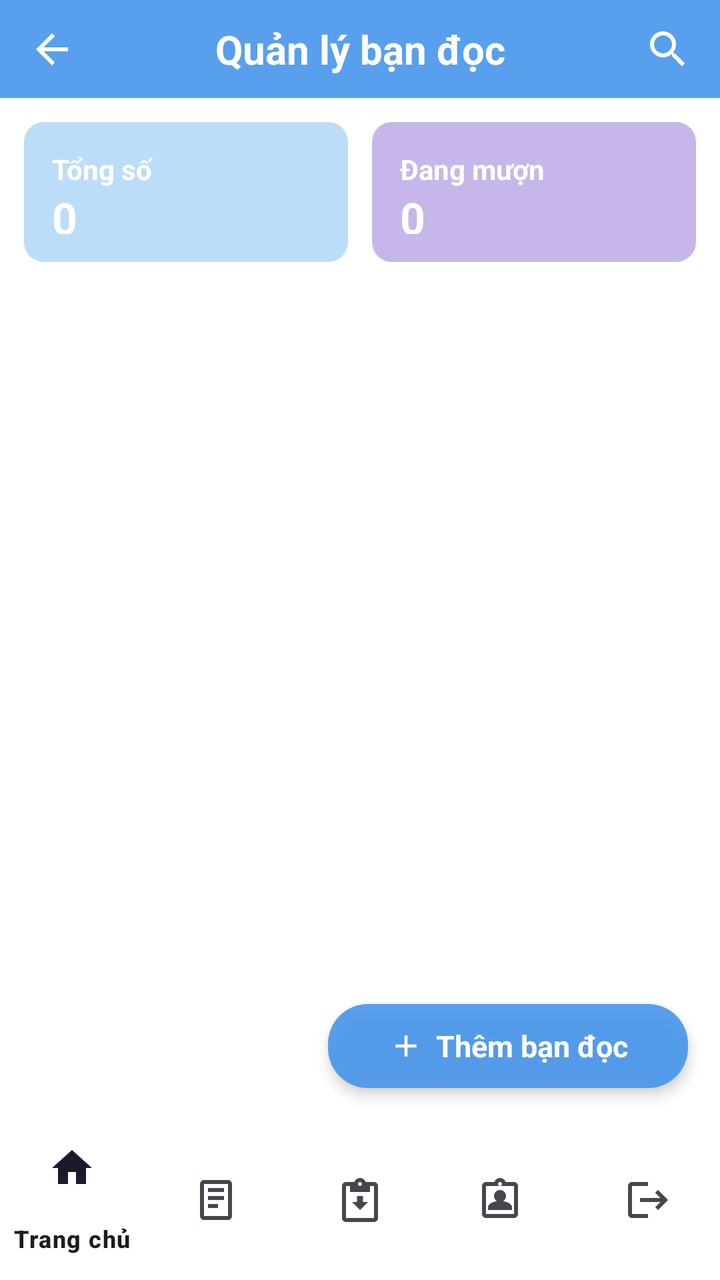
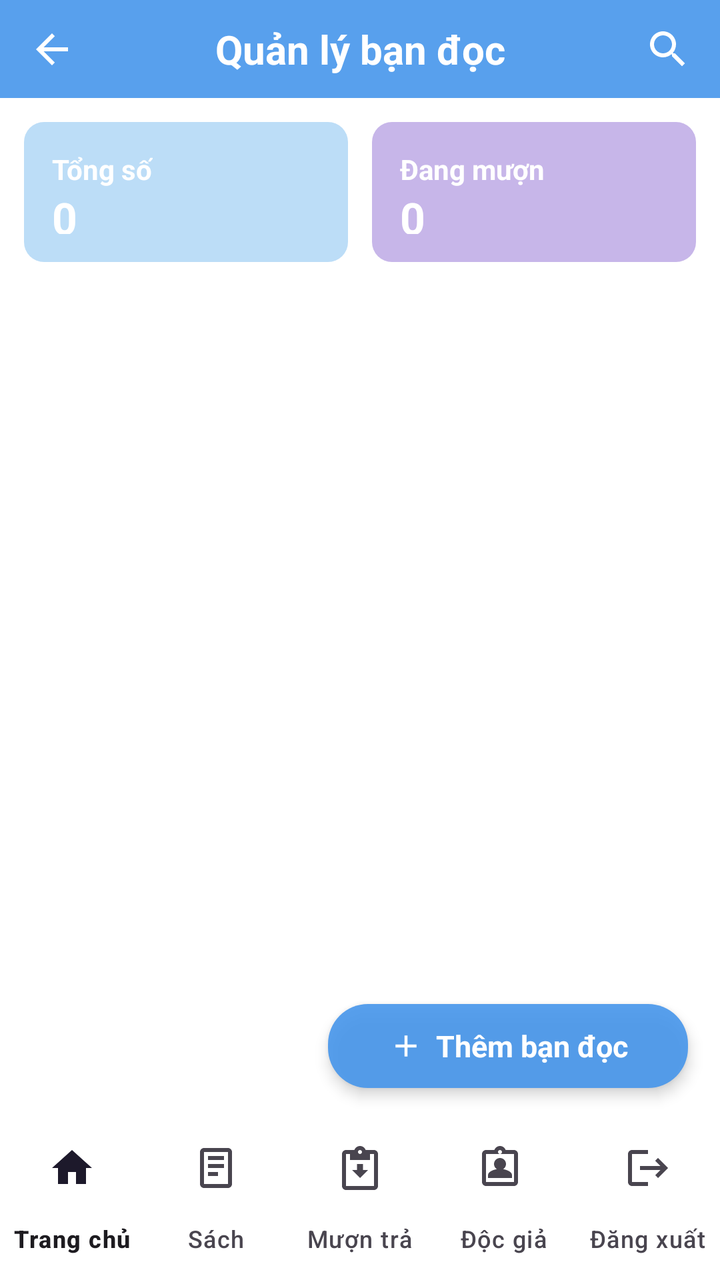

The first picture is an Android layout as it rendered before a commit; the second is the same layout after the commit. The layout source and the unified diff follow.
<!-- AndroidManifest.xml: application theme Theme.QuanLyThuVien -->
<!-- res/layout/activity_bandoc.xml -->
<?xml version="1.0" encoding="utf-8"?>
<androidx.constraintlayout.widget.ConstraintLayout xmlns:android="http://schemas.android.com/apk/res/android"
    xmlns:app="http://schemas.android.com/apk/res-auto"
    android:layout_width="match_parent"
    android:layout_height="match_parent"
    android:background="#FFFFFF">

    
    <androidx.constraintlayout.widget.ConstraintLayout
        android:id="@+id/header"
        android:layout_width="0dp"
        android:layout_height="49dp"
        android:background="@drawable/bg_header_sach"
        app:layout_constraintTop_toTopOf="parent"
        app:layout_constraintStart_toStartOf="parent"
        app:layout_constraintEnd_toEndOf="parent">

        <ImageView
            android:id="@+id/btnBack"
            android:layout_width="28dp"
            android:layout_height="28dp"
            android:layout_marginStart="12dp"
            android:padding="2dp"
            android:src="@drawable/ic_arrow_back"
            android:background="?attr/selectableItemBackgroundBorderless"
            android:contentDescription="Quay lại"
            app:layout_constraintTop_toTopOf="parent"
            app:layout_constraintBottom_toBottomOf="parent"
            app:layout_constraintStart_toStartOf="parent" />

        <TextView
            android:layout_width="wrap_content"
            android:layout_height="wrap_content"
            android:text="Quản lý bạn đọc"
            android:textColor="#FFFFFF"
            android:textSize="20sp"
            android:textStyle="bold"
            app:layout_constraintTop_toTopOf="parent"
            app:layout_constraintBottom_toBottomOf="parent"
            app:layout_constraintStart_toStartOf="parent"
            app:layout_constraintEnd_toEndOf="parent" />

        <ImageView
            android:id="@+id/btnSearch"
            android:layout_width="28dp"
            android:layout_height="28dp"
            android:layout_marginEnd="12dp"
            android:padding="2dp"
            android:src="@drawable/ic_search"
            android:background="?attr/selectableItemBackgroundBorderless"
            android:contentDescription="Tìm kiếm"
            app:layout_constraintTop_toTopOf="parent"
            app:layout_constraintBottom_toBottomOf="parent"
            app:layout_constraintEnd_toEndOf="parent" />
    </androidx.constraintlayout.widget.ConstraintLayout>

    
    <LinearLayout
        android:id="@+id/statRow"
        android:layout_width="0dp"
        android:layout_height="wrap_content"
        android:orientation="horizontal"
        android:padding="12dp"
        app:layout_constraintTop_toBottomOf="@id/header"
        app:layout_constraintStart_toStartOf="parent"
        app:layout_constraintEnd_toEndOf="parent">

        <LinearLayout
            android:layout_width="0dp"
            android:layout_height="70dp"
            android:layout_weight="1"
            android:layout_marginEnd="6dp"
            android:orientation="vertical"
            android:gravity="center_vertical"
            android:padding="14dp"
            android:background="@drawable/bg_stat_blue">

            <TextView
                android:layout_width="wrap_content"
                android:layout_height="wrap_content"
                android:text="Tổng số"
                android:textColor="#FFFFFF"
                android:textSize="14sp"
                android:textStyle="bold" />

            <TextView
                android:id="@+id/tvTongSo"
                android:layout_width="wrap_content"
                android:layout_height="wrap_content"
                android:text="0"
                android:textColor="#FFFFFF"
                android:textSize="22sp"
                android:textStyle="bold" />
        </LinearLayout>

        <LinearLayout
            android:layout_width="0dp"
            android:layout_height="70dp"
            android:layout_weight="1"
            android:layout_marginStart="6dp"
            android:orientation="vertical"
            android:gravity="center_vertical"
            android:padding="14dp"
            android:background="@drawable/bg_stat_purple">

            <TextView
                android:layout_width="wrap_content"
                android:layout_height="wrap_content"
                android:text="Đang mượn"
                android:textColor="#FFFFFF"
                android:textSize="14sp"
                android:textStyle="bold" />

            <TextView
                android:id="@+id/tvDangMuon"
                android:layout_width="wrap_content"
                android:layout_height="wrap_content"
                android:text="0"
                android:textColor="#FFFFFF"
                android:textSize="22sp"
                android:textStyle="bold" />
        </LinearLayout>
    </LinearLayout>

    <androidx.recyclerview.widget.RecyclerView
        android:id="@+id/rvBanDoc"
        android:layout_width="0dp"
        android:layout_height="0dp"
        android:clipToPadding="false"
        android:paddingBottom="120dp"
        app:layout_constraintTop_toBottomOf="@id/statRow"
        app:layout_constraintStart_toStartOf="parent"
        app:layout_constraintEnd_toEndOf="parent"
        app:layout_constraintBottom_toTopOf="@id/bottomNav" />

    <TextView
        android:id="@+id/tvEmpty"
        android:layout_width="wrap_content"
        android:layout_height="wrap_content"
        android:text="Chưa có bạn đọc"
        android:textColor="#9AA3AE"
        android:textSize="14sp"
        android:visibility="gone"
        app:layout_constraintTop_toTopOf="@id/rvBanDoc"
        app:layout_constraintBottom_toBottomOf="@id/rvBanDoc"
        app:layout_constraintStart_toStartOf="@id/rvBanDoc"
        app:layout_constraintEnd_toEndOf="@id/rvBanDoc" />

    
    <LinearLayout
        android:id="@+id/fabAdd"
        android:layout_width="180dp"
        android:layout_height="42dp"
        android:layout_marginEnd="16dp"
        android:layout_marginBottom="16dp"
        android:orientation="horizontal"
        android:gravity="center"
        android:background="@drawable/bg_fab_add"
        android:clickable="true"
        android:focusable="true"
        android:elevation="4dp"
        app:layout_constraintEnd_toEndOf="parent"
        app:layout_constraintBottom_toTopOf="@id/bottomNav">

        <ImageView
            android:layout_width="18dp"
            android:layout_height="18dp"
            android:src="@drawable/ic_plus"
            android:contentDescription="Thêm" />

        <TextView
            android:layout_width="wrap_content"
            android:layout_height="wrap_content"
            android:layout_marginStart="6dp"
            android:text="Thêm bạn đọc"
            android:textColor="#FFFFFF"
            android:textSize="15sp"
            android:textStyle="bold" />
    </LinearLayout>

    <com.google.android.material.bottomnavigation.BottomNavigationView
        android:id="@+id/bottomNav"
        android:layout_width="0dp"
        android:layout_height="wrap_content"
        android:background="#FFFFFF"
        app:menu="@menu/bottom_nav_menu"
        app:layout_constraintStart_toStartOf="parent"
        app:layout_constraintEnd_toEndOf="parent"
        app:layout_constraintBottom_toBottomOf="parent" />

</androidx.constraintlayout.widget.ConstraintLayout>
<!-- resources referenced by this layout -->
<resources>
  <!-- drawable bg_fab_add (drawable) -->
  <?xml version="1.0" encoding="utf-8"?>
  <shape xmlns:android="http://schemas.android.com/apk/res/android"
      android:shape="rectangle">
      <solid android:color="#E64696EB" />
      <corners android:radius="20dp" />
  </shape>
  <!-- drawable bg_header_sach (drawable) -->
  <?xml version="1.0" encoding="utf-8"?>
  <shape xmlns:android="http://schemas.android.com/apk/res/android"
      android:shape="rectangle">
      <solid android:color="#E64696EB" />
  </shape>
  <!-- drawable bg_stat_blue (drawable) -->
  <?xml version="1.0" encoding="utf-8"?>
  <shape xmlns:android="http://schemas.android.com/apk/res/android"
      android:shape="rectangle">
      <solid android:color="#BCDDF7" />
      <corners android:radius="10dp" />
  </shape>
  <!-- drawable bg_stat_purple (drawable) -->
  <?xml version="1.0" encoding="utf-8"?>
  <shape xmlns:android="http://schemas.android.com/apk/res/android"
      android:shape="rectangle">
      <solid android:color="#C7B6E9" />
      <corners android:radius="10dp" />
  </shape>
  <!-- drawable ic_arrow_back (drawable) -->
  <vector xmlns:android="http://schemas.android.com/apk/res/android"
      android:width="24dp"
      android:height="24dp"
      android:viewportWidth="24"
      android:viewportHeight="24"
      android:tint="#FFFFFF">
      <path
          android:fillColor="#FFFFFF"
          android:pathData="M20,11H7.83l5.59,-5.59L12,4l-8,8 8,8 1.41,-1.41L7.83,13H20v-2z"/>
  </vector>
  <!-- drawable ic_plus (drawable) -->
  <vector xmlns:android="http://schemas.android.com/apk/res/android"
      android:width="20dp"
      android:height="20dp"
      android:viewportWidth="24"
      android:viewportHeight="24"
      android:tint="#FFFFFF">
      <path
          android:fillColor="#FFFFFF"
          android:pathData="M19,13h-6v6h-2v-6H5v-2h6V5h2v6h6v2z"/>
  </vector>
  <style name="Theme.QuanLyThuVien" parent="Base.Theme.QuanLyThuVien" />
  <style name="Base.Theme.QuanLyThuVien" parent="Theme.Material3.DayNight.NoActionBar">
          <item name="colorPrimary">@color/colorPrimary</item>
          <item name="colorPrimaryVariant">@color/colorPrimaryDark</item>
          <item name="colorOnPrimary">@color/white</item>
          
          <item name="android:statusBarColor" tools:targetApi="l">@android:color/transparent</item>
          <item name="android:windowLightStatusBar" tools:targetApi="m">false</item>
      </style>
  <color name="colorPrimary">#4696EB</color>
  <color name="colorPrimaryDark">#4F91D7</color>
  <color name="white">#FFFFFFFF</color>
  <!-- unchanged entries left out for length: 1 -->
</resources>

<!-- the commit's change to res/layout/activity_bandoc.xml (unified diff, before → after) -->
@@ -29,6 +29,7 @@
             app:layout_constraintStart_toStartOf="parent" />
 
         <TextView
+            android:id="@+id/tvTitle"
             android:layout_width="wrap_content"
             android:layout_height="wrap_content"
             android:text="Quản lý bạn đọc"
@@ -52,6 +53,72 @@
             app:layout_constraintTop_toTopOf="parent"
             app:layout_constraintBottom_toBottomOf="parent"
             app:layout_constraintEnd_toEndOf="parent" />
+
+        
+        <LinearLayout
+            android:id="@+id/headerSearch"
+            android:layout_width="0dp"
+            android:layout_height="match_parent"
+            android:orientation="horizontal"
+            android:gravity="center_vertical"
+            android:visibility="gone"
+            android:background="@drawable/bg_header_sach"
+            app:layout_constraintTop_toTopOf="parent"
+            app:layout_constraintBottom_toBottomOf="parent"
+            app:layout_constraintStart_toStartOf="parent"
+            app:layout_constraintEnd_toEndOf="parent">
+
+            <ImageView
+                android:id="@+id/btnSearchBack"
+                android:layout_width="28dp"
+                android:layout_height="28dp"
+                android:layout_marginStart="12dp"
+                android:padding="2dp"
+                android:src="@drawable/ic_arrow_back"
+                android:background="?attr/selectableItemBackgroundBorderless"
+                android:contentDescription="Đóng tìm kiếm" />
+
+            <LinearLayout
+                android:layout_width="0dp"
+                android:layout_height="36dp"
+                android:layout_weight="1"
+                android:layout_marginHorizontal="10dp"
+                android:orientation="horizontal"
+                android:gravity="center_vertical"
+                android:background="@drawable/bg_search_input"
+                android:paddingHorizontal="10dp">
+
+                <ImageView
+                    android:layout_width="18dp"
+                    android:layout_height="18dp"
+                    android:src="@drawable/ic_search_gray"
+                    android:contentDescription="Tìm" />
+
+                <EditText
+                    android:id="@+id/edtSearch"
+                    android:layout_width="0dp"
+                    android:layout_height="match_parent"
+                    android:layout_weight="1"
+                    android:layout_marginStart="8dp"
+                    android:background="@android:color/transparent"
+                    android:hint="Tìm bạn đọc..."
+                    android:textColor="#000000"
+                    android:textColorHint="#9AA3AE"
+                    android:textSize="14sp"
+                    android:imeOptions="actionSearch"
+                    android:singleLine="true"
+                    android:inputType="text" />
+
+                <ImageView
+                    android:id="@+id/btnClearSearch"
+                    android:layout_width="22dp"
+                    android:layout_height="22dp"
+                    android:src="@drawable/ic_close"
+                    android:background="?attr/selectableItemBackgroundBorderless"
+                    android:contentDescription="Xóa"
+                    android:visibility="gone" />
+            </LinearLayout>
+        </LinearLayout>
     </androidx.constraintlayout.widget.ConstraintLayout>
 
     
@@ -184,6 +251,7 @@
         android:layout_height="wrap_content"
         android:background="#FFFFFF"
         app:menu="@menu/bottom_nav_menu"
+        app:labelVisibilityMode="labeled"
         app:layout_constraintStart_toStartOf="parent"
         app:layout_constraintEnd_toEndOf="parent"
         app:layout_constraintBottom_toBottomOf="parent" />
<!-- resource entries referenced after the edit -->
@@ -12,6 +12,13 @@
   <shape xmlns:android="http://schemas.android.com/apk/res/android"
       android:shape="rectangle">
       <solid android:color="#E64696EB" />
+  </shape>
+  <!-- drawable bg_search_input (drawable) -->
+  <?xml version="1.0" encoding="utf-8"?>
+  <shape xmlns:android="http://schemas.android.com/apk/res/android"
+      android:shape="rectangle">
+      <solid android:color="#FFFFFF" />
+      <corners android:radius="20dp" />
   </shape>
   <!-- drawable bg_stat_blue (drawable) -->
   <?xml version="1.0" encoding="utf-8"?>
@@ -38,6 +45,17 @@
           android:fillColor="#FFFFFF"
           android:pathData="M20,11H7.83l5.59,-5.59L12,4l-8,8 8,8 1.41,-1.41L7.83,13H20v-2z"/>
   </vector>
+  <!-- drawable ic_close (drawable) -->
+  <vector xmlns:android="http://schemas.android.com/apk/res/android"
+      android:width="20dp"
+      android:height="20dp"
+      android:viewportWidth="24"
+      android:viewportHeight="24"
+      android:tint="#9AA3AE">
+      <path
+          android:fillColor="#9AA3AE"
+          android:pathData="M12,2C6.47,2 2,6.47 2,12s4.47,10 10,10 10,-4.47 10,-10S17.53,2 12,2zM17,15.59L15.59,17 12,13.41 8.41,17 7,15.59 10.59,12 7,8.41 8.41,7 12,10.59 15.59,7 17,8.41 13.41,12 17,15.59z"/>
+  </vector>
   <!-- drawable ic_plus (drawable) -->
   <vector xmlns:android="http://schemas.android.com/apk/res/android"
       android:width="20dp"
@@ -48,6 +66,17 @@
       <path
           android:fillColor="#FFFFFF"
           android:pathData="M19,13h-6v6h-2v-6H5v-2h6V5h2v6h6v2z"/>
+  </vector>
+  <!-- drawable ic_search_gray (drawable) -->
+  <vector xmlns:android="http://schemas.android.com/apk/res/android"
+      android:width="20dp"
+      android:height="20dp"
+      android:viewportWidth="24"
+      android:viewportHeight="24"
+      android:tint="#747474">
+      <path
+          android:fillColor="#747474"
+          android:pathData="M15.5,14h-0.79l-0.28,-0.27C15.41,12.59 16,11.11 16,9.5 16,5.91 13.09,3 9.5,3S3,5.91 3,9.5 5.91,16 9.5,16c1.61,0 3.09,-0.59 4.23,-1.57l0.27,0.28v0.79l5,4.99L20.49,19l-4.99,-5zM9.5,14C7.01,14 5,11.99 5,9.5S7.01,5 9.5,5 14,7.01 14,9.5 11.99,14 9.5,14z"/>
   </vector>
   <style name="Theme.QuanLyThuVien" parent="Base.Theme.QuanLyThuVien" />
   <style name="Base.Theme.QuanLyThuVien" parent="Theme.Material3.DayNight.NoActionBar">
